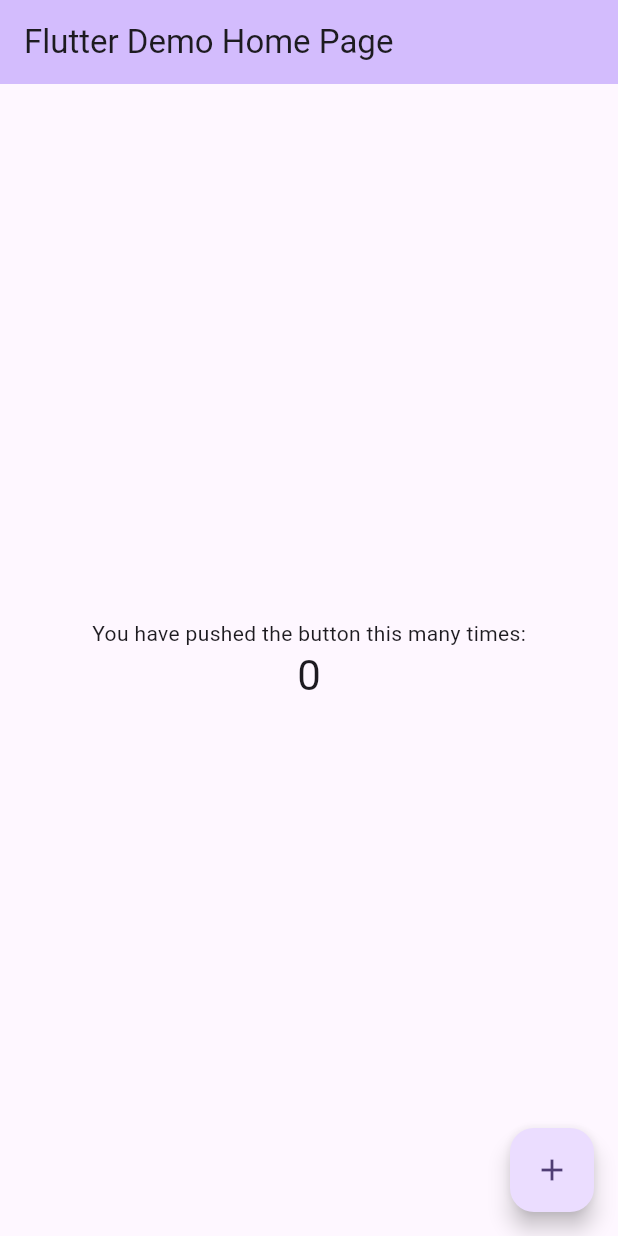
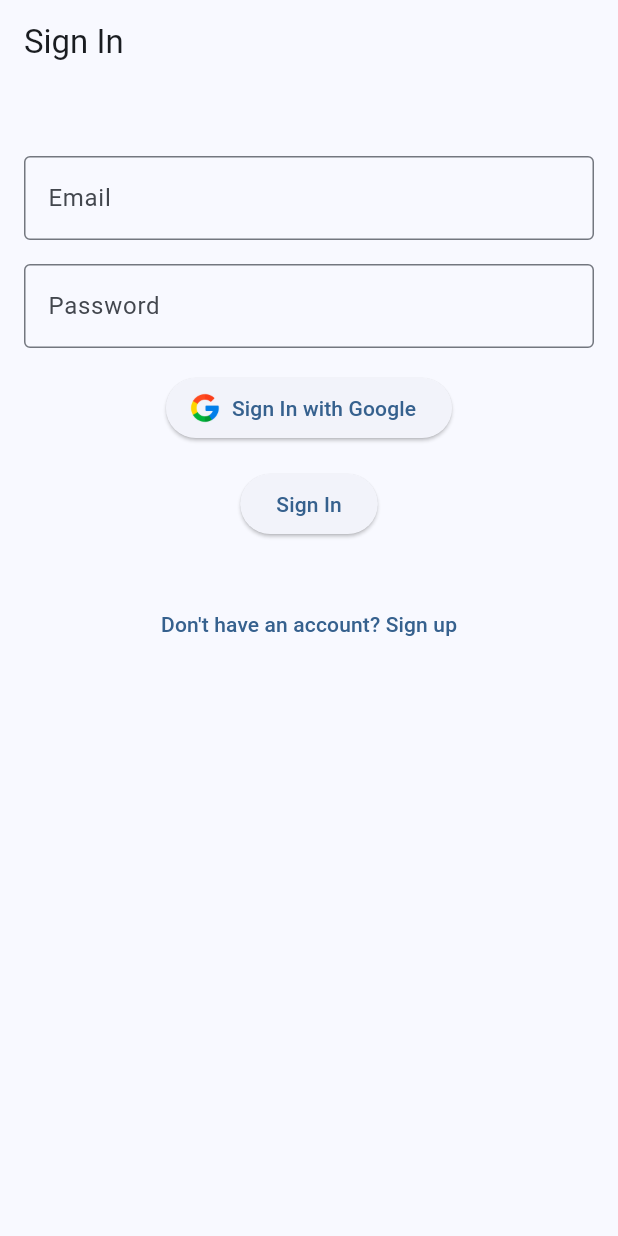
Before and after one commit to AngelPtr/haidenjem, a Flutter app: the screen it shows after launch, on a phone screen of 412 x 824 dp. Run offline on Flutter 3.47's test engine with Material 3 defaults, Android fonts, the phone set to English and light mode, and no system bars; our stand-ins replace firebase_auth, firebase_core, google_sign_in; accounts and stored records are empty.

Commit message:
Progress 1
koneksi ke firebase, penambahan depedensi dan autentikasi, penambahan home screen, sign in, dan sign up

```diff
--- a/lib/main.dart
+++ b/lib/main.dart
@@ -1,125 +1,39 @@
 import 'package:flutter/material.dart';
+import 'package:firebase_core/firebase_core.dart';
+import 'package:firebase_auth/firebase_auth.dart';
+import 'package:haidenjem/firebase_options.dart';
+import 'package:haidenjem/screens/home_screen.dart';
+import 'package:haidenjem/screens/sign_in_screen.dart';
 
-void main() {
+void main() async {
+  WidgetsFlutterBinding.ensureInitialized();
+  await Firebase.initializeApp(
+    options: DefaultFirebaseOptions.currentPlatform,
+  );
   runApp(const MyApp());
 }
 
 class MyApp extends StatelessWidget {
   const MyApp({super.key});
-
-  // This widget is the root of your application.
   @override
   Widget build(BuildContext context) {
     return MaterialApp(
-      title: 'Flutter Demo',
+      debugShowCheckedModeBanner: false,
+      title: 'Fasum',
       theme: ThemeData(
-        // This is the theme of your application.
-        //
-        // TRY THIS: Try running your application with "flutter run". You'll see
-        // the application has a blue toolbar. Then, without quitting the app,
-        // try changing the seedColor in the colorScheme below to Colors.green
-        // and then invoke "hot reload" (save your changes or press the "hot
-        // reload" button in a Flutter-supported IDE, or press "r" if you used
-        // the command line to start the app).
-        //
-        // Notice that the counter didn't reset back to zero; the application
-        // state is not lost during the reload. To reset the state, use hot
-        // restart instead.
-        //
-        // This works for code too, not just values: Most code changes can be
-        // tested with just a hot reload.
-        colorScheme: ColorScheme.fromSeed(seedColor: Colors.deepPurple),
+        colorScheme: ColorScheme.fromSeed(seedColor: Colors.blue),
         useMaterial3: true,
       ),
-      home: const MyHomePage(title: 'Flutter Demo Home Page'),
+      home: StreamBuilder(
+        stream: FirebaseAuth.instance.authStateChanges(),
+        builder: (context, snapshot) {
+          if (snapshot.hasData) {
+            return const HomeScreen();
+          } else {
+            return const SignInScreen();
+          }
+        },
+      ),
     );
   }
 }
-
-class MyHomePage extends StatefulWidget {
-  const MyHomePage({super.key, required this.title});
-
-  // This widget is the home page of your application. It is stateful, meaning
-  // that it has a State object (defined below) that contains fields that affect
-  // how it looks.
-
-  // This class is the configuration for the state. It holds the values (in this
-  // case the title) provided by the parent (in this case the App widget) and
-  // used by the build method of the State. Fields in a Widget subclass are
-  // always marked "final".
-
-  final String title;
-
-  @override
-  State<MyHomePage> createState() => _MyHomePageState();
-}
-
-class _MyHomePageState extends State<MyHomePage> {
-  int _counter = 0;
-
-  void _incrementCounter() {
-    setState(() {
-      // This call to setState tells the Flutter framework that something has
-      // changed in this State, which causes it to rerun the build method below
-      // so that the display can reflect the updated values. If we changed
-      // _counter without calling setState(), then the build method would not be
-      // called again, and so nothing would appear to happen.
-      _counter++;
-    });
-  }
-
-  @override
-  Widget build(BuildContext context) {
-    // This method is rerun every time setState is called, for instance as done
-    // by the _incrementCounter method above.
-    //
-    // The Flutter framework has been optimized to make rerunning build methods
-    // fast, so that you can just rebuild anything that needs updating rather
-    // than having to individually change instances of widgets.
-    return Scaffold(
-      appBar: AppBar(
-        // TRY THIS: Try changing the color here to a specific color (to
-        // Colors.amber, perhaps?) and trigger a hot reload to see the AppBar
-        // change color while the other colors stay the same.
-        backgroundColor: Theme.of(context).colorScheme.inversePrimary,
-        // Here we take the value from the MyHomePage object that was created by
-        // the App.build method, and use it to set our appbar title.
-        title: Text(widget.title),
-      ),
-      body: Center(
-        // Center is a layout widget. It takes a single child and positions it
-        // in the middle of the parent.
-        child: Column(
-          // Column is also a layout widget. It takes a list of children and
-          // arranges them vertically. By default, it sizes itself to fit its
-          // children horizontally, and tries to be as tall as its parent.
-          //
-          // Column has various properties to control how it sizes itself and
-          // how it positions its children. Here we use mainAxisAlignment to
-          // center the children vertically; the main axis here is the vertical
-          // axis because Columns are vertical (the cross axis would be
-          // horizontal).
-          //
-          // TRY THIS: Invoke "debug painting" (choose the "Toggle Debug Paint"
-          // action in the IDE, or press "p" in the console), to see the
-          // wireframe for each widget.
-          mainAxisAlignment: MainAxisAlignment.center,
-          children: <Widget>[
-            const Text(
-              'You have pushed the button this many times:',
-            ),
-            Text(
-              '$_counter',
-              style: Theme.of(context).textTheme.headlineMedium,
-            ),
-          ],
-        ),
-      ),
-      floatingActionButton: FloatingActionButton(
-        onPressed: _incrementCounter,
-        tooltip: 'Increment',
-        child: const Icon(Icons.add),
-      ), // This trailing comma makes auto-formatting nicer for build methods.
-    );
-  }
-}
--- /dev/null
+++ b/lib/screens/sign_in_screen.dart
@@ -0,0 +1,187 @@
+import 'package:flutter/material.dart';
+import 'package:firebase_auth/firebase_auth.dart';
+import 'package:haidenjem/screens/home_screen.dart';
+import 'package:haidenjem/screens/sign_up_screen.dart';
+import 'package:google_sign_in/google_sign_in.dart';
+
+final googleSignIn = GoogleSignIn(
+  scopes: [
+    'email',
+  ],
+  clientId:
+      '231154984703-6jm1g98dk79o0a6a3s5uoauapr19q63e.apps.googleusercontent.com',
+);
+
+class SignInScreen extends StatefulWidget {
+  const SignInScreen({Key? key});
+
+  @override
+  SignInScreenState createState() => SignInScreenState();
+}
+
+class SignInScreenState extends State<SignInScreen> {
+  final _emailController = TextEditingController();
+  final _passwordController = TextEditingController();
+  String _errorMessage = '';
+
+  Future<void> _signInWIthGoogle() async {
+    try {
+      final GoogleSignInAccount? googleUser = await googleSignIn.signIn();
+      if (googleUser != null) {
+        final GoogleSignInAuthentication googleAuth =
+            await googleUser.authentication;
+        final credential = GoogleAuthProvider.credential(
+          accessToken: googleAuth.accessToken,
+          idToken: googleAuth.idToken,
+        );
+        await FirebaseAuth.instance.signInWithCredential(credential);
+        Navigator.of(context).pushReplacement(
+          MaterialPageRoute(builder: (context) => const HomeScreen()),
+        );
+      }
+    } catch (error) {
+      setState(() {
+        _errorMessage = error.toString();
+      });
+      ScaffoldMessenger.of(context).showSnackBar(SnackBar(
+        content: Text(_errorMessage),
+      ));
+    }
+  }
+
+  @override
+  Widget build(BuildContext context) {
+    return Scaffold(
+      appBar: AppBar(
+        title: const Text('Sign In'),
+      ),
+      body: Padding(
+        padding: const EdgeInsets.all(16.0),
+        child: SingleChildScrollView(
+          child: Column(
+            children: [
+              const SizedBox(height: 32.0),
+              TextField(
+                controller: _emailController,
+                decoration: const InputDecoration(
+                  labelText: 'Email',
+                  border: OutlineInputBorder(),
+                ),
+              ),
+              const SizedBox(height: 16.0),
+              TextField(
+                controller: _passwordController,
+                decoration: const InputDecoration(
+                  labelText: 'Password',
+                  border: OutlineInputBorder(),
+                ),
+                obscureText: true,
+              ),
+              const SizedBox(height: 16.0),
+              ElevatedButton.icon(
+                  onPressed: _signInWIthGoogle,
+                  icon: Image.asset(
+                    'assets/images/google.png',
+                    width: 20,
+                    height: 20,
+                  ),
+                  label: const Text(
+                    'Sign In with Google',
+                  )),
+              const SizedBox(height: 16.0),
+              ElevatedButton(
+                onPressed: () async {
+                  final email = _emailController.text.trim();
+                  final password = _passwordController.text;
+                  // Validasi email
+                  if (email.isEmpty || !isValidEmail(email)) {
+                    ScaffoldMessenger.of(context).showSnackBar(
+                      const SnackBar(
+                          content: Text('Please enter a valid email')),
+                    );
+                    return;
+                  }
+                  // Validasi password
+                  if (password.isEmpty) {
+                    ScaffoldMessenger.of(context).showSnackBar(
+                      const SnackBar(
+                          content: Text('Please enter your password')),
+                    );
+                    return;
+                  }
+                  try {
+                    // Lakukan sign in dengan email dan password
+                    await FirebaseAuth.instance.signInWithEmailAndPassword(
+                      email: email,
+                      password: password,
+                    );
+                    // Jika berhasil sign in, navigasi ke halaman beranda
+                    Navigator.of(context).pushReplacement(
+                      MaterialPageRoute(
+                          builder: (context) => const HomeScreen()),
+                    );
+                  } on FirebaseAuthException catch (error) {
+                    print('Error code: ${error.code}');
+                    if (error.code == 'user-not-found') {
+                      // Jika email tidak terdaftar, tampilkan pesan kesalahan
+                      ScaffoldMessenger.of(context).showSnackBar(
+                        const SnackBar(
+                            content: Text('No user found with that email')),
+                      );
+                    } else if (error.code == 'wrong-password') {
+                      // Jika password salah, tampilkan pesan kesalahan
+                      ScaffoldMessenger.of(context).showSnackBar(
+                        const SnackBar(
+                            content: Text('Wrong password. Please try again.')),
+                      );
+                    } else {
+                      // Jika terjadi kesalahan lain, tampilkan pesan kesalahan umum
+                      setState(() {
+                        _errorMessage = error.message ?? 'An error occurred';
+                      });
+                      ScaffoldMessenger.of(context).showSnackBar(
+                        SnackBar(
+                          content: Text(_errorMessage),
+                        ),
+                      );
+                    }
+                  } catch (error) {
+                    // Tangani kesalahan lain yang tidak terkait dengan otentikasi
+                    setState(() {
+                      _errorMessage = error.toString();
+                    });
+                    ScaffoldMessenger.of(context).showSnackBar(
+                      SnackBar(
+                        content: Text(_errorMessage),
+                      ),
+                    );
+                  }
+                },
+                child: const Text('Sign In'),
+              ),
+              const SizedBox(height: 32.0),
+              TextButton(
+                onPressed: () {
+                  Navigator.push(
+                    context,
+                    MaterialPageRoute(
+                        builder: (context) => const SignUpScreen()),
+                  );
+                },
+                child: const Text('Don\'t have an account? Sign up'),
+              ),
+            ],
+          ),
+        ),
+      ),
+    );
+  }
+
+// Fungsi untuk memeriksa validitas email
+  bool isValidEmail(String email) {
+    String emailRegex =
+        r"^[a-zA-Z0-9.!#$%&'*+/=?^_`{|}~-]+@[a-zA-Z0-9-]+(?:\.[a-zA-Z0-9-]+)*$";
+    RegExp regex = RegExp(emailRegex);
+    return regex.hasMatch(email);
+  }
+}
```
Also changed, not shown: lib/screens/home_screen.dart (added, +33 -0 lines), lib/screens/sign_up_screen.dart (added, +91 -0 lines), pubspec.yaml (+8 -4 lines), assets/images/google.png (added), lib/firebase_options.dart (added), pubspec.lock, 8 other files.
